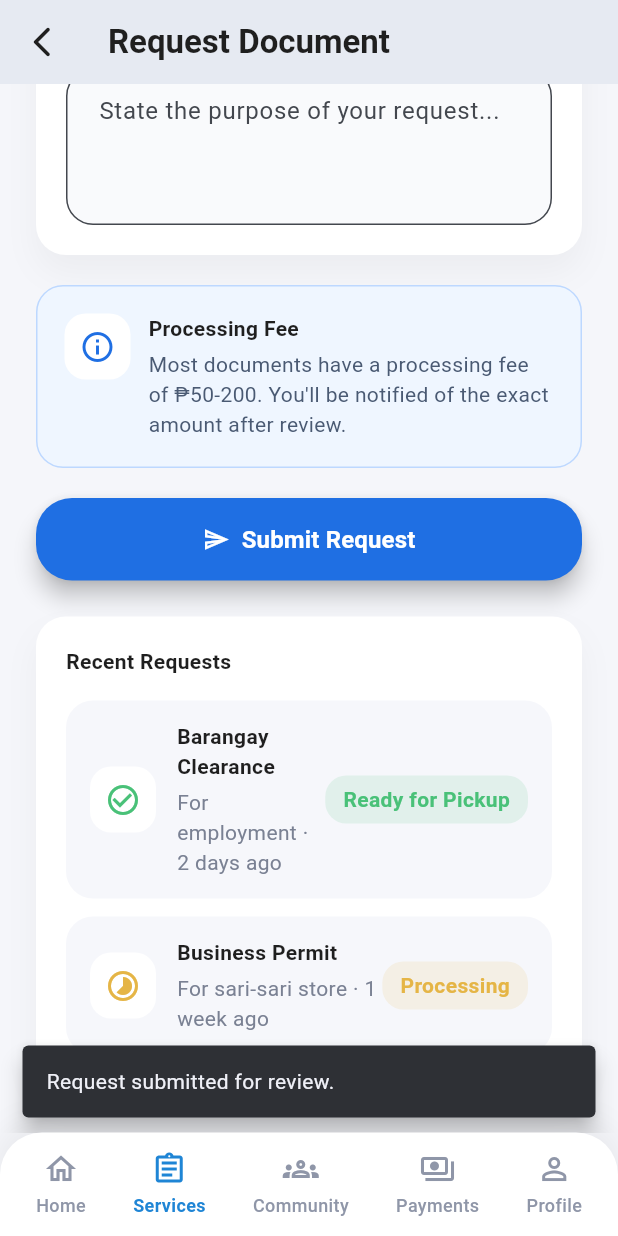
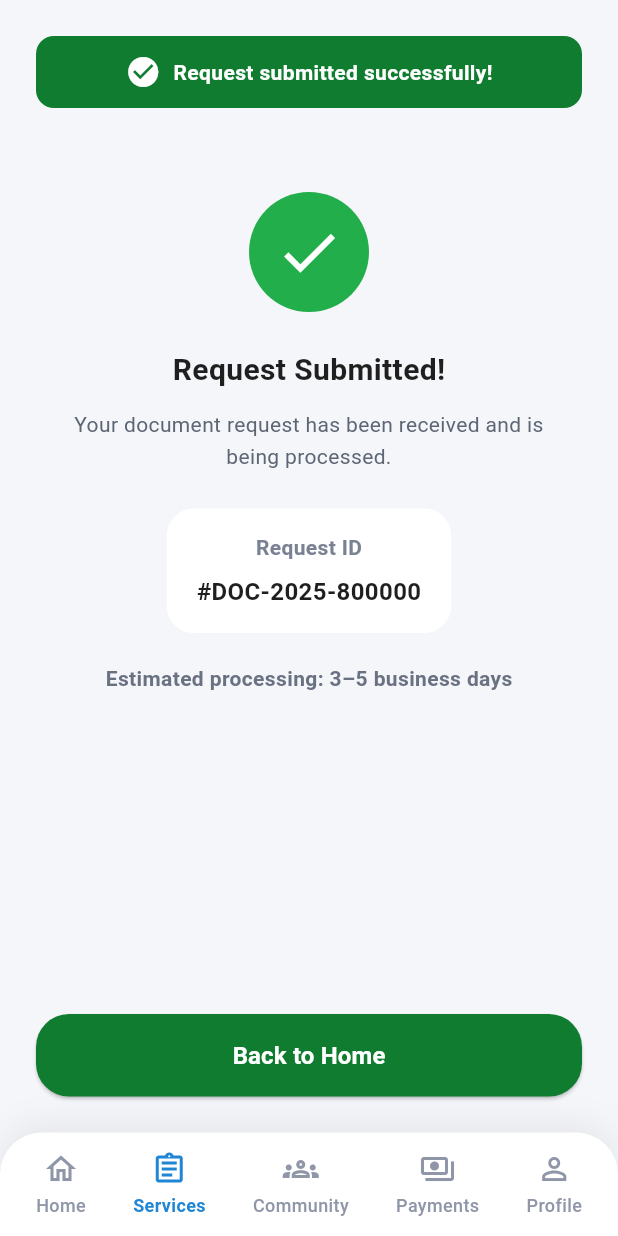
Before and after one commit to eori1/bayankonek, a Flutter app: the RequestDocumentPage screen opened directly, scrolled down 486 dp, after a tap on "Submit Request", on a phone screen of 412 x 824 dp. Run offline on Flutter 3.47's test engine with Material 3 defaults, Android fonts, the phone set to English and light mode, and no system bars; our stand-ins replace firebase_auth, firebase_core; accounts and stored records are empty.

Commit message:
Implement request ID generation and navigation to Request Submitted Page on submission

```diff
--- a/lib/screens/request_document_page.dart
+++ b/lib/screens/request_document_page.dart
@@ -1,6 +1,7 @@
 import 'package:flutter/material.dart';
 
 import '../widgets/app_bottom_nav.dart';
+import 'request_submitted_page.dart';
 
 class RequestDocumentPage extends StatefulWidget {
   const RequestDocumentPage({super.key});
@@ -24,6 +25,15 @@ class _RequestDocumentPageState extends State<RequestDocumentPage> {
     _nameController.dispose();
     _purposeController.dispose();
     super.dispose();
+  }
+
+  String _generateRequestId() {
+    final now = DateTime.now();
+    final sequence = (now.millisecondsSinceEpoch % 1000000).toString().padLeft(
+      6,
+      '0',
+    );
+    return '#DOC-${now.year}-$sequence';
   }
 
   @override
@@ -76,10 +86,11 @@ class _RequestDocumentPageState extends State<RequestDocumentPage> {
                     elevation: 6,
                   ),
                   onPressed: () {
-                    ScaffoldMessenger.of(context).showSnackBar(
-                      const SnackBar(
-                        content: Text('Request submitted for review.'),
-                        behavior: SnackBarBehavior.floating,
+                    final requestId = _generateRequestId();
+                    Navigator.of(context).push(
+                      MaterialPageRoute(
+                        builder: (_) =>
+                            RequestSubmittedPage(requestId: requestId),
                       ),
                     );
                   },
--- /dev/null
+++ b/lib/screens/request_submitted_page.dart
@@ -0,0 +1,145 @@
+import 'package:flutter/material.dart';
+
+import '../widgets/app_bottom_nav.dart';
+
+class RequestSubmittedPage extends StatelessWidget {
+  const RequestSubmittedPage({super.key, required this.requestId});
+
+  final String requestId;
+
+  @override
+  Widget build(BuildContext context) {
+    return Scaffold(
+      backgroundColor: const Color(0xFFF5F6FA),
+      body: SafeArea(
+        child: Column(
+          crossAxisAlignment: CrossAxisAlignment.center,
+          children: [
+            Container(
+              width: double.infinity,
+              margin: const EdgeInsets.fromLTRB(24, 24, 24, 32),
+              padding: const EdgeInsets.symmetric(horizontal: 16, vertical: 12),
+              decoration: BoxDecoration(
+                color: const Color(0xFF0F7C2F),
+                borderRadius: BorderRadius.circular(12),
+              ),
+              child: Row(
+                mainAxisAlignment: MainAxisAlignment.center,
+                children: const [
+                  Icon(Icons.check_circle, color: Colors.white),
+                  SizedBox(width: 8),
+                  Text(
+                    'Request submitted successfully!',
+                    style: TextStyle(
+                      color: Colors.white,
+                      fontWeight: FontWeight.w600,
+                    ),
+                  ),
+                ],
+              ),
+            ),
+            const SizedBox(height: 24),
+            Container(
+              width: 80,
+              height: 80,
+              decoration: const BoxDecoration(
+                color: Color(0xFF22AE4B),
+                shape: BoxShape.circle,
+              ),
+              child: const Icon(Icons.check, color: Colors.white, size: 46),
+            ),
+            const SizedBox(height: 24),
+            const Text(
+              'Request Submitted!',
+              style: TextStyle(
+                fontSize: 20,
+                fontWeight: FontWeight.w700,
+                color: Color(0xFF1F1F1F),
+              ),
+            ),
+            const SizedBox(height: 12),
+            const Padding(
+              padding: EdgeInsets.symmetric(horizontal: 32),
+              child: Text(
+                'Your document request has been received and is being processed.',
+                style: TextStyle(color: Color(0xFF5D6674), height: 1.5),
+                textAlign: TextAlign.center,
+              ),
+            ),
+            const SizedBox(height: 24),
+            Container(
+              padding: const EdgeInsets.symmetric(horizontal: 20, vertical: 16),
+              decoration: BoxDecoration(
+                color: Colors.white,
+                borderRadius: BorderRadius.circular(18),
+              ),
+              child: Column(
+                children: [
+                  const Text(
+                    'Request ID',
+                    style: TextStyle(
+                      color: Color(0xFF7A8193),
+                      fontWeight: FontWeight.w600,
+                    ),
+                  ),
+                  const SizedBox(height: 8),
+                  Text(
+                    requestId,
+                    style: const TextStyle(
+                      fontWeight: FontWeight.w700,
+                      fontSize: 16,
+                      color: Color(0xFF1F1F1F),
+                    ),
+                  ),
+                ],
+              ),
+            ),
+            const SizedBox(height: 20),
+            const Text(
+              'Estimated processing: 3–5 business days',
+              style: TextStyle(
+                color: Color(0xFF6A7282),
+                fontWeight: FontWeight.w600,
+              ),
+            ),
+            const Spacer(),
+            Padding(
+              padding: const EdgeInsets.symmetric(horizontal: 24, vertical: 24),
+              child: SizedBox(
+                width: double.infinity,
+                child: ElevatedButton(
+                  style: ElevatedButton.styleFrom(
+                    backgroundColor: const Color(0xFF0F7C2F),
+                    padding: const EdgeInsets.symmetric(vertical: 16),
+                    shape: RoundedRectangleBorder(
+                      borderRadius: BorderRadius.circular(22),
+                    ),
+                  ),
+                  onPressed: () {
+                    Navigator.of(context).popUntil((route) => route.isFirst);
+                  },
+                  child: const Text(
+                    'Back to Home',
+                    style: TextStyle(
+                      color: Colors.white,
+                      fontWeight: FontWeight.w600,
+                      fontSize: 16,
+                    ),
+                  ),
+                ),
+              ),
+            ),
+          ],
+        ),
+      ),
+      bottomNavigationBar: AppBottomNav(
+        currentIndex: 1,
+        onItemSelected: (index) {
+          if (index == 0) {
+            Navigator.of(context).popUntil((route) => route.isFirst);
+          }
+        },
+      ),
+    );
+  }
+}
```
